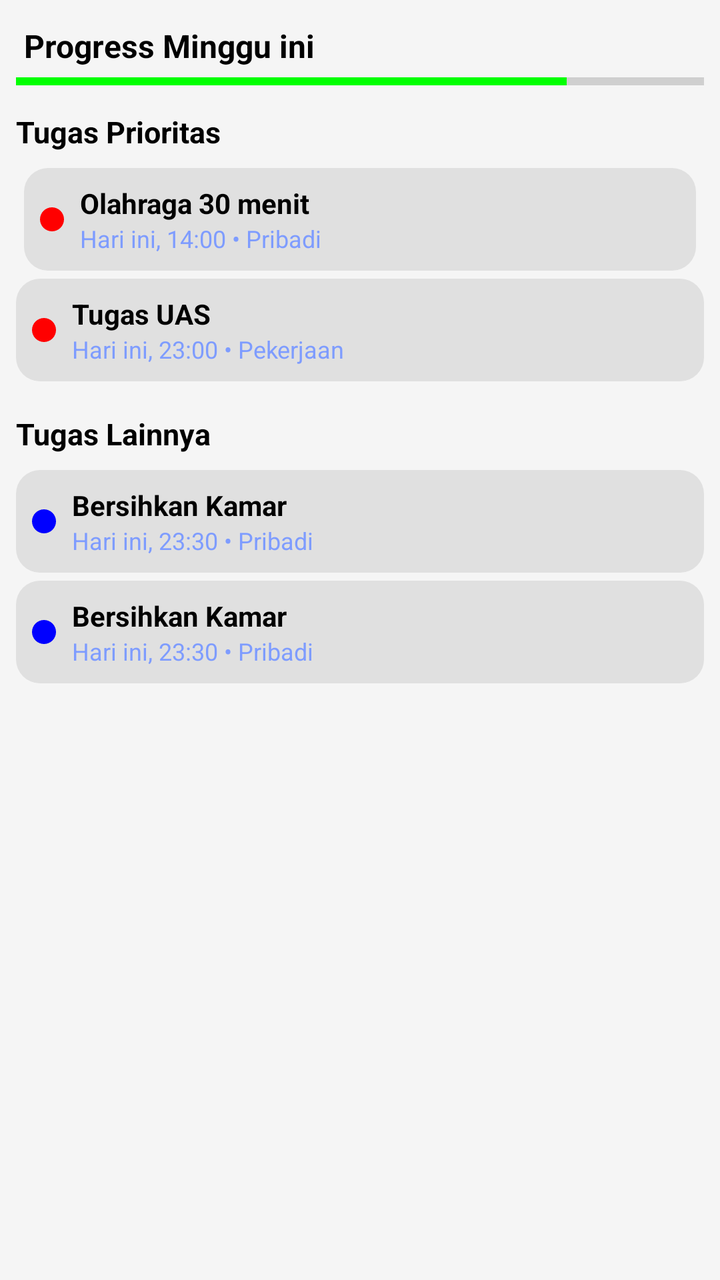
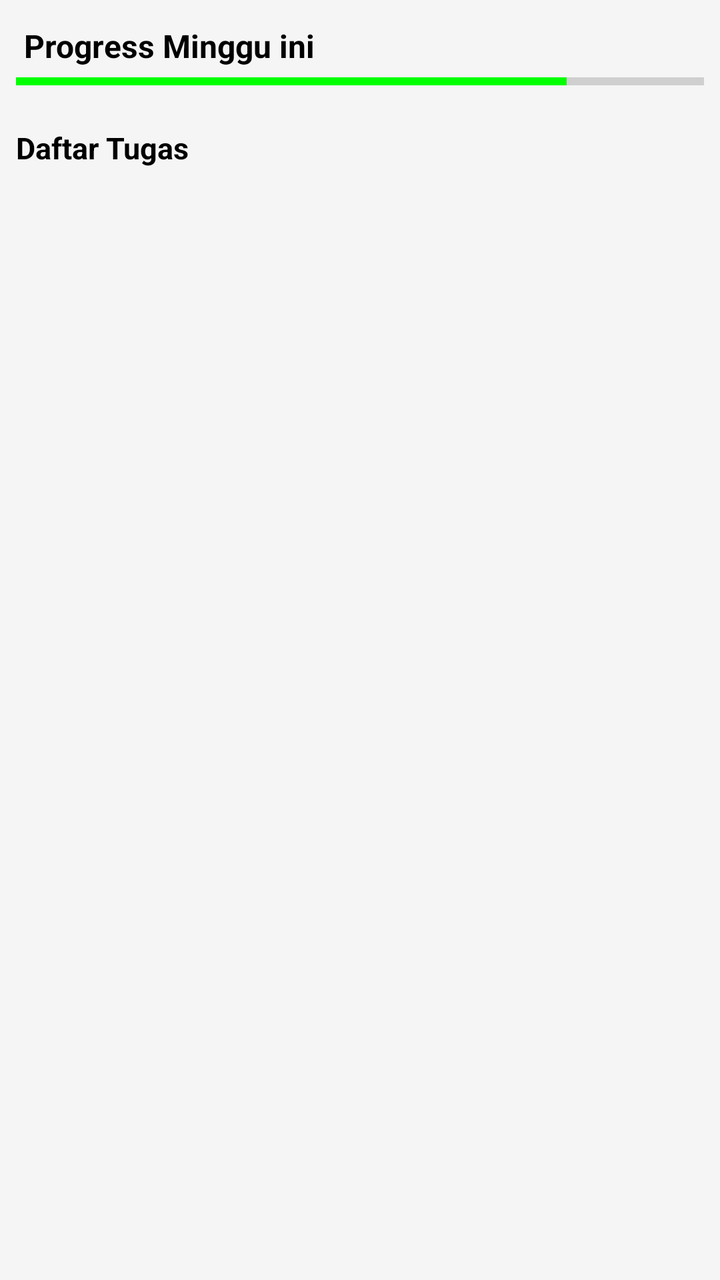

An Android layout rendered at two revisions. The XML below is the earlier revision; the diff shows what the commit changed to produce the second picture.
<!-- AndroidManifest.xml: application theme Theme.ProjectMAPGroup7 -->
<!-- res/layout/fragment_home.xml -->
<?xml version="1.0" encoding="utf-8"?>
<ScrollView xmlns:android="http://schemas.android.com/apk/res/android"
    xmlns:app="http://schemas.android.com/apk/res-auto"
    xmlns:tools="http://schemas.android.com/tools"
    android:layout_width="match_parent"
    android:layout_height="match_parent"
    android:padding="8dp"
    android:background="#F5F5F5"
    tools:context=".ui.home.HomeFragment">

    <LinearLayout
        android:layout_width="match_parent"
        android:layout_height="wrap_content"
        android:orientation="vertical">

        
        <TextView
            android:id="@+id/tv_progress_label"
            android:layout_width="wrap_content"
            android:layout_height="wrap_content"
            android:text="Progress Minggu ini"
            android:textStyle="bold"
            android:textSize="16sp"
            android:padding="4dp"
            android:textColor="@android:color/black" />

        <ProgressBar
            android:id="@+id/progress_minggu"
            style="?android:attr/progressBarStyleHorizontal"
            android:layout_width="match_parent"
            android:layout_height="6dp"
            android:progress="80"
            android:max="100"
            android:progressTint="#00FF00"
            android:backgroundTint="#DDDDDD"
            android:layout_marginBottom="12dp" />

        
        <TextView
            android:layout_width="wrap_content"
            android:layout_height="wrap_content"
            android:text="Tugas Prioritas"
            android:textStyle="bold"
            android:textSize="15sp"
            android:layout_marginBottom="4dp"
            android:textColor="@android:color/black" />

        
        <LinearLayout
            android:orientation="vertical"
            android:layout_width="match_parent"
            android:layout_height="wrap_content"
            android:layout_marginBottom="8dp">

            
            <LinearLayout
                android:layout_width="match_parent"
                android:layout_height="wrap_content"
                android:padding="8dp"
                android:orientation="horizontal"
                android:layout_marginVertical="4dp"
                android:layout_marginHorizontal="4dp"
                android:gravity="center_vertical"
                android:layout_marginTop="4dp"
                android:backgroundTint="#E0E0E0"
                android:background="@drawable/rounded_card">

                <View
                    android:layout_width="12dp"
                    android:layout_height="12dp"
                    android:backgroundTint="#FF0000"
                    android:background="@drawable/circle_red" />

                <LinearLayout
                    android:layout_width="wrap_content"
                    android:layout_height="wrap_content"
                    android:layout_marginStart="8dp"
                    android:orientation="vertical">

                    <TextView
                        android:layout_width="wrap_content"
                        android:layout_height="wrap_content"
                        android:text="Olahraga 30 menit"
                        android:textStyle="bold"
                        android:textSize="14sp"
                        android:textColor="@android:color/black" />

                    <TextView
                        android:layout_width="wrap_content"
                        android:layout_height="wrap_content"
                        android:text="Hari ini, 14:00 • Pribadi"
                        android:textSize="12sp"
                        android:textColor="#7E9CFF" />
                </LinearLayout>
            </LinearLayout>

            <LinearLayout
                android:layout_width="match_parent"
                android:layout_height="wrap_content"
                android:background="@drawable/rounded_card"
                android:padding="8dp"
                android:orientation="horizontal"
                android:gravity="center_vertical">

                <View
                    android:layout_width="12dp"
                    android:layout_height="12dp"
                    android:background="@drawable/circle_red" />

                <LinearLayout
                    android:layout_width="wrap_content"
                    android:layout_height="wrap_content"
                    android:layout_marginStart="8dp"
                    android:orientation="vertical">

                    <TextView
                        android:layout_width="wrap_content"
                        android:layout_height="wrap_content"
                        android:text="Tugas UAS"
                        android:textStyle="bold"
                        android:textSize="14sp"
                        android:textColor="@android:color/black" />

                    <TextView
                        android:layout_width="wrap_content"
                        android:layout_height="wrap_content"
                        android:text="Hari ini, 23:00 • Pekerjaan"
                        android:textSize="12sp"
                        android:textColor="#7E9CFF" />
                </LinearLayout>
            </LinearLayout>
        </LinearLayout>

        
        <TextView
            android:layout_width="wrap_content"
            android:layout_height="wrap_content"
            android:text="Tugas Lainnya"
            android:textStyle="bold"
            android:textSize="15sp"
            android:layout_marginTop="8dp"
            android:textColor="@android:color/black" />

        
        <LinearLayout
            android:orientation="vertical"
            android:layout_width="match_parent"
            android:layout_height="wrap_content"
            android:layout_marginTop="4dp">

            <LinearLayout
                android:layout_width="match_parent"
                android:layout_height="wrap_content"
                android:background="@drawable/rounded_card"
                android:padding="8dp"
                android:orientation="horizontal"
                android:gravity="center_vertical"
                android:layout_marginVertical="4dp">

                <View
                    android:layout_width="12dp"
                    android:layout_height="12dp"
                    android:background="@drawable/circle_blue" />

                <LinearLayout
                    android:layout_width="wrap_content"
                    android:layout_height="wrap_content"
                    android:layout_marginStart="8dp"
                    android:orientation="vertical">

                    <TextView
                        android:layout_width="wrap_content"
                        android:layout_height="wrap_content"
                        android:text="Bersihkan Kamar"
                        android:textStyle="bold"
                        android:textSize="14sp"
                        android:textColor="@android:color/black" />

                    <TextView
                        android:layout_width="wrap_content"
                        android:layout_height="wrap_content"
                        android:text="Hari ini, 23:30 • Pribadi"
                        android:textSize="12sp"
                        android:textColor="#7E9CFF" />
                </LinearLayout>
            </LinearLayout>

            <LinearLayout
                android:layout_width="match_parent"
                android:layout_height="wrap_content"
                android:background="@drawable/rounded_card"
                android:padding="8dp"
                android:orientation="horizontal"
                android:gravity="center_vertical">

                <View
                    android:layout_width="12dp"
                    android:layout_height="12dp"
                    android:background="@drawable/circle_blue" />

                <LinearLayout
                    android:layout_width="wrap_content"
                    android:layout_height="wrap_content"
                    android:layout_marginStart="8dp"
                    android:orientation="vertical">

                    <TextView
                        android:layout_width="wrap_content"
                        android:layout_height="wrap_content"
                        android:text="Bersihkan Kamar"
                        android:textStyle="bold"
                        android:textSize="14sp"
                        android:textColor="@android:color/black" />

                    <TextView
                        android:layout_width="wrap_content"
                        android:layout_height="wrap_content"
                        android:text="Hari ini, 23:30 • Pribadi"
                        android:textSize="12sp"
                        android:textColor="#7E9CFF" />
                </LinearLayout>
            </LinearLayout>
        </LinearLayout>
    </LinearLayout>
</ScrollView>
<!-- resources referenced by this layout -->
<resources>
  <!-- drawable circle_blue (drawable) -->
  <shape xmlns:android="http://schemas.android.com/apk/res/android"
      android:shape="oval">
      <solid android:color="#0000FF" />
  </shape>
  <!-- drawable circle_red (drawable) -->
  <shape xmlns:android="http://schemas.android.com/apk/res/android"
      android:shape="oval">
      <solid android:color="#FF0000" />
  </shape>
  <!-- drawable rounded_card (drawable) -->
  <shape xmlns:android="http://schemas.android.com/apk/res/android"
      android:shape="rectangle">
      <solid android:color="#E0E0E0" />
      <corners android:radius="12dp" />
  </shape>
  <style name="Theme.ProjectMAPGroup7" parent="Theme.MaterialComponents.DayNight.DarkActionBar">
          
          <item name="colorPrimary">@color/purple_500</item>
          <item name="colorPrimaryVariant">@color/purple_700</item>
          <item name="colorOnPrimary">@color/white</item>
          
          <item name="colorSecondary">@color/teal_200</item>
          <item name="colorSecondaryVariant">@color/teal_700</item>
          <item name="colorOnSecondary">@color/black</item>
          
          <item name="android:statusBarColor">?attr/colorPrimaryVariant</item>
          
      </style>
  <color name="purple_500">#FF6200EE</color>
  <color name="purple_700">#FF3700B3</color>
  <color name="white">#FFFFFFFF</color>
  <color name="teal_200">#FF03DAC5</color>
  <color name="teal_700">#FF018786</color>
  <color name="black">#FF000000</color>
</resources>

<!-- the commit's change to res/layout/fragment_home.xml (unified diff, before → after) -->
@@ -13,7 +13,6 @@
         android:layout_height="wrap_content"
         android:orientation="vertical">
 
-        
         <TextView
             android:id="@+id/tv_progress_label"
             android:layout_width="wrap_content"
@@ -35,191 +34,32 @@
             android:backgroundTint="#DDDDDD"
             android:layout_marginBottom="12dp" />
 
-        
         <TextView
             android:layout_width="wrap_content"
             android:layout_height="wrap_content"
-            android:text="Tugas Prioritas"
-            android:textStyle="bold"
-            android:textSize="15sp"
-            android:layout_marginBottom="4dp"
-            android:textColor="@android:color/black" />
-
-        
-        <LinearLayout
-            android:orientation="vertical"
-            android:layout_width="match_parent"
-            android:layout_height="wrap_content"
-            android:layout_marginBottom="8dp">
-
-            
-            <LinearLayout
-                android:layout_width="match_parent"
-                android:layout_height="wrap_content"
-                android:padding="8dp"
-                android:orientation="horizontal"
-                android:layout_marginVertical="4dp"
-                android:layout_marginHorizontal="4dp"
-                android:gravity="center_vertical"
-                android:layout_marginTop="4dp"
-                android:backgroundTint="#E0E0E0"
-                android:background="@drawable/rounded_card">
-
-                <View
-                    android:layout_width="12dp"
-                    android:layout_height="12dp"
-                    android:backgroundTint="#FF0000"
-                    android:background="@drawable/circle_red" />
-
-                <LinearLayout
-                    android:layout_width="wrap_content"
-                    android:layout_height="wrap_content"
-                    android:layout_marginStart="8dp"
-                    android:orientation="vertical">
-
-                    <TextView
-                        android:layout_width="wrap_content"
-                        android:layout_height="wrap_content"
-                        android:text="Olahraga 30 menit"
-                        android:textStyle="bold"
-                        android:textSize="14sp"
-                        android:textColor="@android:color/black" />
-
-                    <TextView
-                        android:layout_width="wrap_content"
-                        android:layout_height="wrap_content"
-                        android:text="Hari ini, 14:00 • Pribadi"
-                        android:textSize="12sp"
-                        android:textColor="#7E9CFF" />
-                </LinearLayout>
-            </LinearLayout>
-
-            <LinearLayout
-                android:layout_width="match_parent"
-                android:layout_height="wrap_content"
-                android:background="@drawable/rounded_card"
-                android:padding="8dp"
-                android:orientation="horizontal"
-                android:gravity="center_vertical">
-
-                <View
-                    android:layout_width="12dp"
-                    android:layout_height="12dp"
-                    android:background="@drawable/circle_red" />
-
-                <LinearLayout
-                    android:layout_width="wrap_content"
-                    android:layout_height="wrap_content"
-                    android:layout_marginStart="8dp"
-                    android:orientation="vertical">
-
-                    <TextView
-                        android:layout_width="wrap_content"
-                        android:layout_height="wrap_content"
-                        android:text="Tugas UAS"
-                        android:textStyle="bold"
-                        android:textSize="14sp"
-                        android:textColor="@android:color/black" />
-
-                    <TextView
-                        android:layout_width="wrap_content"
-                        android:layout_height="wrap_content"
-                        android:text="Hari ini, 23:00 • Pekerjaan"
-                        android:textSize="12sp"
-                        android:textColor="#7E9CFF" />
-                </LinearLayout>
-            </LinearLayout>
-        </LinearLayout>
-
-        
-        <TextView
-            android:layout_width="wrap_content"
-            android:layout_height="wrap_content"
-            android:text="Tugas Lainnya"
+            android:text="Daftar Tugas"
             android:textStyle="bold"
             android:textSize="15sp"
             android:layout_marginTop="8dp"
             android:textColor="@android:color/black" />
 
-        
-        <LinearLayout
-            android:orientation="vertical"
+        <TextView
+            android:id="@+id/tvNoTask"
             android:layout_width="match_parent"
             android:layout_height="wrap_content"
-            android:layout_marginTop="4dp">
+            android:text="Memuat task..."
+            android:textSize="14sp"
+            android:padding="8dp"
+            android:gravity="center"
+            android:visibility="gone"
+            android:layout_marginTop="8dp"
+            android:textColor="#888888" />
 
-            <LinearLayout
-                android:layout_width="match_parent"
-                android:layout_height="wrap_content"
-                android:background="@drawable/rounded_card"
-                android:padding="8dp"
-                android:orientation="horizontal"
-                android:gravity="center_vertical"
-                android:layout_marginVertical="4dp">
+        <androidx.recyclerview.widget.RecyclerView
+            android:id="@+id/recyclerViewTasks"
+            android:layout_width="match_parent"
+            android:layout_height="wrap_content"
+            android:nestedScrollingEnabled="false"/>
 
-                <View
-                    android:layout_width="12dp"
-                    android:layout_height="12dp"
-                    android:background="@drawable/circle_blue" />
-
-                <LinearLayout
-                    android:layout_width="wrap_content"
-                    android:layout_height="wrap_content"
-                    android:layout_marginStart="8dp"
-                    android:orientation="vertical">
-
-                    <TextView
-                        android:layout_width="wrap_content"
-                        android:layout_height="wrap_content"
-                        android:text="Bersihkan Kamar"
-                        android:textStyle="bold"
-                        android:textSize="14sp"
-                        android:textColor="@android:color/black" />
-
-                    <TextView
-                        android:layout_width="wrap_content"
-                        android:layout_height="wrap_content"
-                        android:text="Hari ini, 23:30 • Pribadi"
-                        android:textSize="12sp"
-                        android:textColor="#7E9CFF" />
-                </LinearLayout>
-            </LinearLayout>
-
-            <LinearLayout
-                android:layout_width="match_parent"
-                android:layout_height="wrap_content"
-                android:background="@drawable/rounded_card"
-                android:padding="8dp"
-                android:orientation="horizontal"
-                android:gravity="center_vertical">
-
-                <View
-                    android:layout_width="12dp"
-                    android:layout_height="12dp"
-                    android:background="@drawable/circle_blue" />
-
-                <LinearLayout
-                    android:layout_width="wrap_content"
-                    android:layout_height="wrap_content"
-                    android:layout_marginStart="8dp"
-                    android:orientation="vertical">
-
-                    <TextView
-                        android:layout_width="wrap_content"
-                        android:layout_height="wrap_content"
-                        android:text="Bersihkan Kamar"
-                        android:textStyle="bold"
-                        android:textSize="14sp"
-                        android:textColor="@android:color/black" />
-
-                    <TextView
-                        android:layout_width="wrap_content"
-                        android:layout_height="wrap_content"
-                        android:text="Hari ini, 23:30 • Pribadi"
-                        android:textSize="12sp"
-                        android:textColor="#7E9CFF" />
-                </LinearLayout>
-            </LinearLayout>
-        </LinearLayout>
     </LinearLayout>
 </ScrollView>
<!-- resource entries referenced after the edit -->
@@ -1,24 +1,8 @@
 <!-- resources referenced by this layout -->
 <resources>
-  <!-- drawable circle_blue (drawable) -->
-  <shape xmlns:android="http://schemas.android.com/apk/res/android"
-      android:shape="oval">
-      <solid android:color="#0000FF" />
-  </shape>
-  <!-- drawable circle_red (drawable) -->
-  <shape xmlns:android="http://schemas.android.com/apk/res/android"
-      android:shape="oval">
-      <solid android:color="#FF0000" />
-  </shape>
-  <!-- drawable rounded_card (drawable) -->
-  <shape xmlns:android="http://schemas.android.com/apk/res/android"
-      android:shape="rectangle">
-      <solid android:color="#E0E0E0" />
-      <corners android:radius="12dp" />
-  </shape>
   <style name="Theme.ProjectMAPGroup7" parent="Theme.MaterialComponents.DayNight.DarkActionBar">
           
-          <item name="colorPrimary">@color/purple_500</item>
+          <item name="colorPrimary">@color/blue</item>
           <item name="colorPrimaryVariant">@color/purple_700</item>
           <item name="colorOnPrimary">@color/white</item>
           
@@ -29,7 +13,7 @@
           <item name="android:statusBarColor">?attr/colorPrimaryVariant</item>
           
       </style>
-  <color name="purple_500">#FF6200EE</color>
+  <color name="blue">#1E88E5</color>
   <color name="purple_700">#FF3700B3</color>
   <color name="white">#FFFFFFFF</color>
   <color name="teal_200">#FF03DAC5</color>
